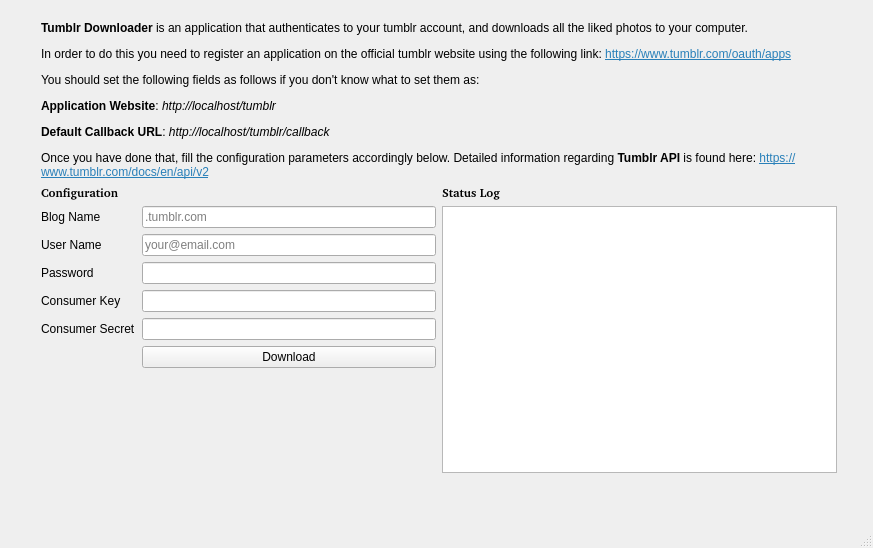
The window that tumblr-downloader-gui/mainwindow.ui (neuro-sys/tumblr-likes-downloader) describes before a commit, drawn with Qt 5.
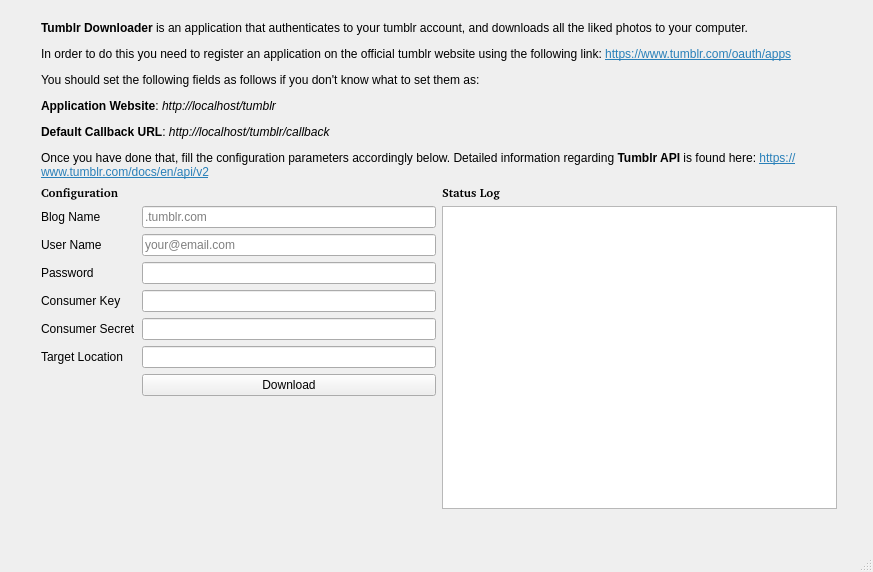
The same window after the commit.

Commit message: Add target location selector to GUI

The edit to the form file:
```diff
--- a/tumblr-downloader-gui/mainwindow.ui
+++ b/tumblr-downloader-gui/mainwindow.ui
@@ -7,7 +7,7 @@
     <x>0</x>
     <y>0</y>
     <width>873</width>
-    <height>548</height>
+    <height>572</height>
    </rect>
   </property>
   <property name="windowTitle">
@@ -20,7 +20,7 @@
       <x>30</x>
       <y>10</y>
       <width>818</width>
-      <height>474</height>
+      <height>510</height>
      </rect>
     </property>
     <layout class="QVBoxLayout" name="verticalLayout">
@@ -150,6 +150,16 @@
          <item row="4" column="1">
           <widget class="QLineEdit" name="consumerSecretLineEdit"/>
          </item>
+         <item row="5" column="1">
+          <widget class="QLineEdit" name="targetLocationLineEdit"/>
+         </item>
+         <item row="5" column="0">
+          <widget class="QLabel" name="targetLocationLabel">
+           <property name="text">
+            <string>Target Location</string>
+           </property>
+          </widget>
+         </item>
          <item row="6" column="1">
           <widget class="QPushButton" name="pushButton">
            <property name="text">
```
The commit also changes 2 other files.
